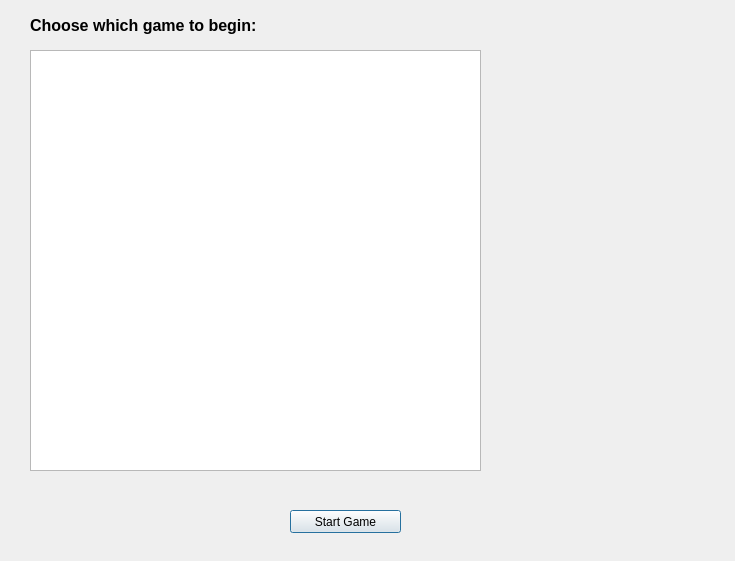
Qt form gameselectionmenu.ui (dartbois/DartsTheEndIsNighest) before a commit.
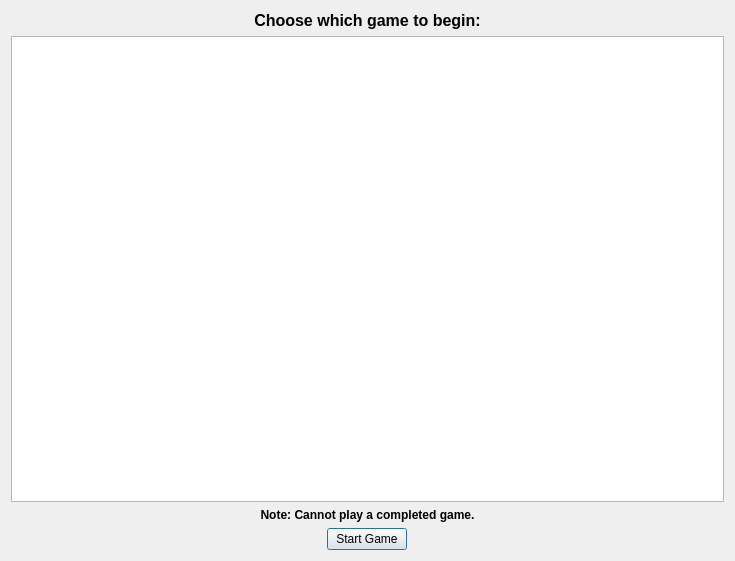
The same form after that commit.

The edit to the form file:
```diff
--- a/gameselectionmenu.ui
+++ b/gameselectionmenu.ui
@@ -13,42 +13,41 @@
   <property name="windowTitle">
    <string>Dialog</string>
   </property>
-  <widget class="QListWidget" name="listWidget">
-   <property name="geometry">
-    <rect>
-     <x>30</x>
-     <y>50</y>
-     <width>451</width>
-     <height>421</height>
-    </rect>
-   </property>
-  </widget>
+  <layout class="QVBoxLayout" name="verticalLayout">
+   <item>
   <widget class="QLabel" name="label">
-   <property name="geometry">
-    <rect>
-     <x>30</x>
-     <y>10</y>
-     <width>291</width>
-     <height>31</height>
-    </rect>
-   </property>
    <property name="text">
     <string>&lt;html&gt;&lt;head/&gt;&lt;body&gt;&lt;p&gt;&lt;span style=&quot; font-size:12pt; font-weight:600;&quot;&gt;Choose which game to begin:&lt;/span&gt;&lt;/p&gt;&lt;/body&gt;&lt;/html&gt;</string>
    </property>
-  </widget>
+     <property name="alignment">
+      <set>Qt::AlignCenter</set>
+     </property>
+    </widget>
+   </item>
+   <item>
+    <widget class="QListWidget" name="listWidget"/>
+   </item>
+   <item>
+    <widget class="QLabel" name="label_2">
+     <property name="text">
+      <string>&lt;html&gt;&lt;head/&gt;&lt;body&gt;&lt;p&gt;&lt;span style=&quot; font-weight:600;&quot;&gt;Note: Cannot play a completed game.&lt;/span&gt;&lt;/p&gt;&lt;/body&gt;&lt;/html&gt;</string>
+     </property>
+     <property name="alignment">
+      <set>Qt::AlignCenter</set>
+     </property>
+     <property name="wordWrap">
+      <bool>true</bool>
+     </property>
+    </widget>
+   </item>
+   <item alignment="Qt::AlignHCenter">
   <widget class="QPushButton" name="pushButton">
-   <property name="geometry">
-    <rect>
-     <x>290</x>
-     <y>510</y>
-     <width>111</width>
-     <height>23</height>
-    </rect>
-   </property>
    <property name="text">
     <string>Start Game</string>
    </property>
   </widget>
+   </item>
+  </layout>
  </widget>
  <resources/>
  <connections/>
```
Lines whose indentation alone changed are shown as unchanged.
